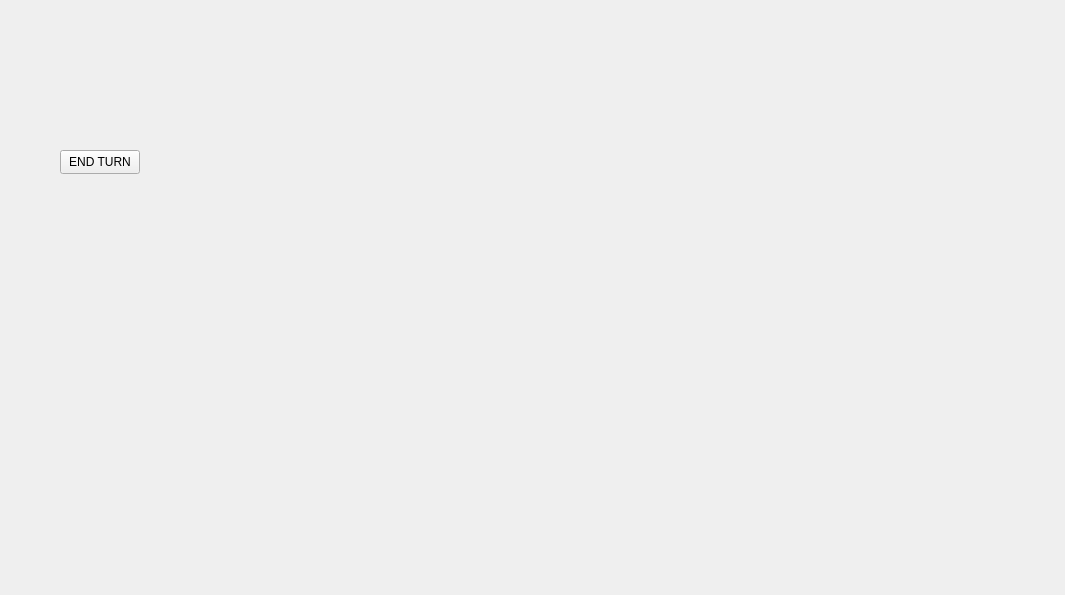
The window that THE-GAME/GameWindow.ui (Khaens/THE-GAME) describes before a commit, drawn with Qt 5; both pictures show x 0 to 1065 and y 0 to 595 of the 1367 by 768 pixel window.
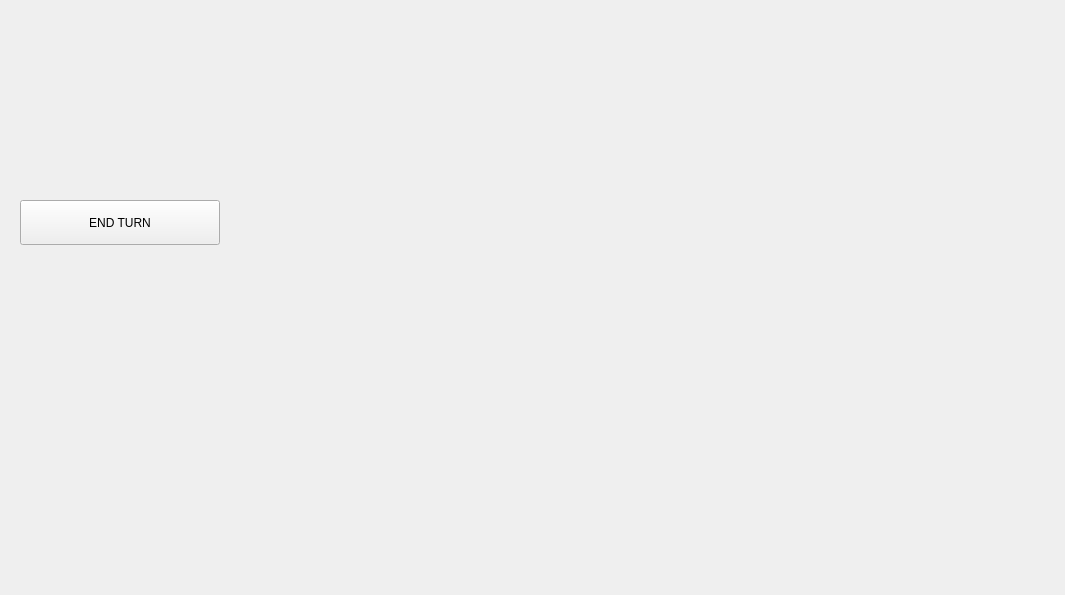
The same window after the commit.

```diff
--- a/THE-GAME/GameWindow.ui
+++ b/THE-GAME/GameWindow.ui
@@ -400,7 +400,7 @@
    <widget class="QLabel" name="ascPile1">
     <property name="geometry">
      <rect>
-      <x>275</x>
+      <x>350</x>
       <y>50</y>
       <width>150</width>
       <height>225</height>
@@ -419,7 +419,7 @@
    <widget class="QLabel" name="ascPile2">
     <property name="geometry">
      <rect>
-      <x>600</x>
+      <x>675</x>
       <y>50</y>
       <width>150</width>
       <height>225</height>
@@ -438,7 +438,7 @@
    <widget class="QLabel" name="descPile1">
     <property name="geometry">
      <rect>
-      <x>375</x>
+      <x>450</x>
       <y>300</y>
       <width>150</width>
       <height>225</height>
@@ -457,7 +457,7 @@
    <widget class="QLabel" name="descPile2">
     <property name="geometry">
      <rect>
-      <x>700</x>
+      <x>775</x>
       <y>300</y>
       <width>150</width>
       <height>225</height>
@@ -476,10 +476,10 @@
    <widget class="QPushButton" name="endTurnButton">
     <property name="geometry">
      <rect>
-      <x>60</x>
-      <y>150</y>
-      <width>80</width>
-      <height>24</height>
+      <x>20</x>
+      <y>200</y>
+      <width>200</width>
+      <height>45</height>
      </rect>
     </property>
     <property name="text">
```
Left out of the diff: 21 changed lines with no effect on the pictures.
